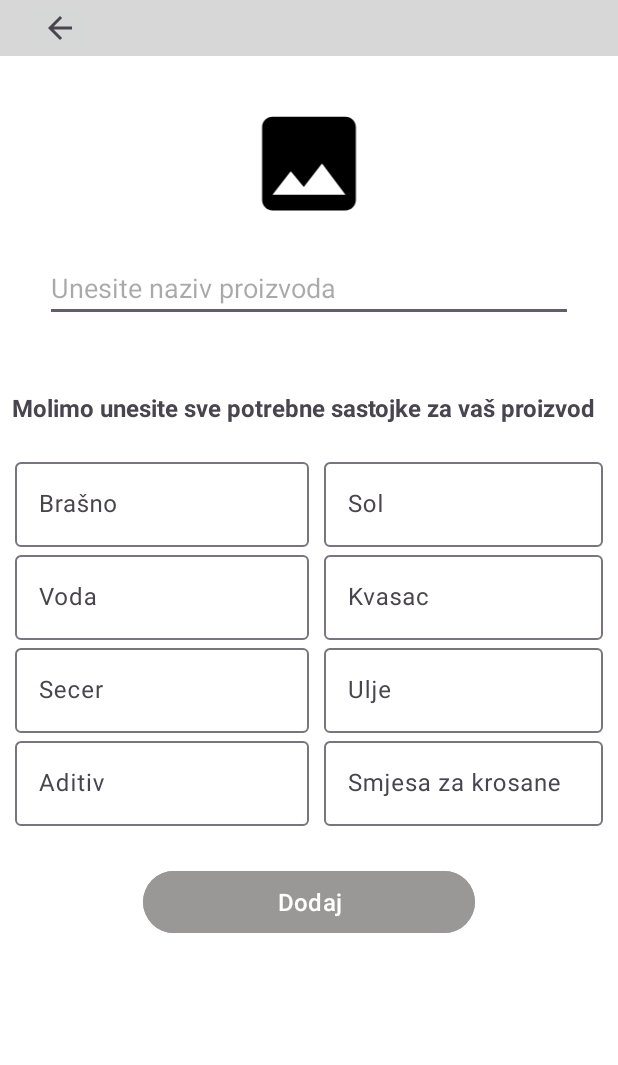
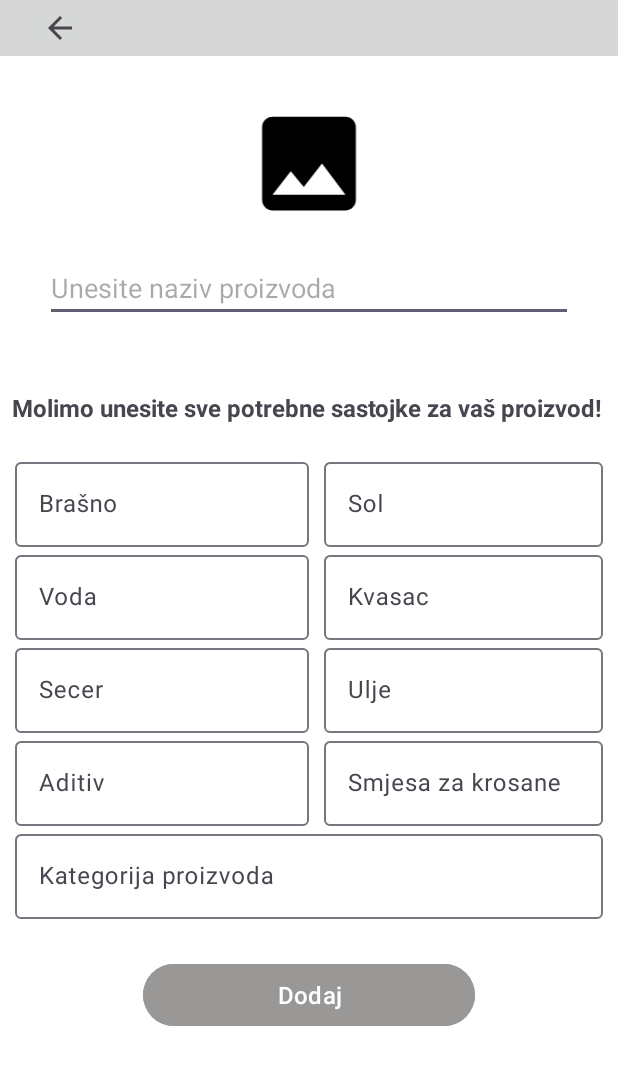
Before and after one commit to CaniTanushaj/RNMA, an Android app: the layout activity_add_products.xml on its own in the app's theme, with its tools: preview values and no code run, on a phone screen of 412 x 824 dp. Shown: the top 1065 px of the screen. Run offline under Robolectric (Android 15) with nearby library versions, the phone set to English and light mode, and no system bars.

Commit message:
add kategorija proizvoda on activity_add_products.xml

```diff
--- a/app/src/main/res/layout/activity_add_products.xml
+++ b/app/src/main/res/layout/activity_add_products.xml
@@ -54,7 +54,7 @@
             android:layout_gravity="center"
             android:layout_marginLeft="5dp"
             android:layout_marginBottom="20dp"
-            android:text="Molimo unesite sve potrebne sastojke za vaš proizvod"
+            android:text="Molimo unesite sve potrebne sastojke za vaš proizvod!"
             android:textSize="16sp"
             android:textStyle="bold" />
         <!-- First Row -->
@@ -185,6 +185,23 @@
                     android:hint="Smjesa za krosane" />
             </com.google.android.material.textfield.TextInputLayout>
         </TableRow>
+
+        <TableRow>
+            <com.google.android.material.textfield.TextInputLayout
+                android:id="@+id/textInputLayoutCategory"
+                android:layout_width="0dp"
+                android:layout_weight="1"
+                android:layout_height="wrap_content">
+
+                <EditText
+                    android:id="@+id/editTextCategory"
+                    android:layout_width="match_parent"
+                    android:layout_height="wrap_content"
+                    android:layout_marginLeft="10dp"
+                    android:layout_marginRight="10dp"
+                    android:hint="Kategorija proizvoda" />
+            </com.google.android.material.textfield.TextInputLayout>
+        </TableRow>
     </TableLayout>
 
     <Button
```
